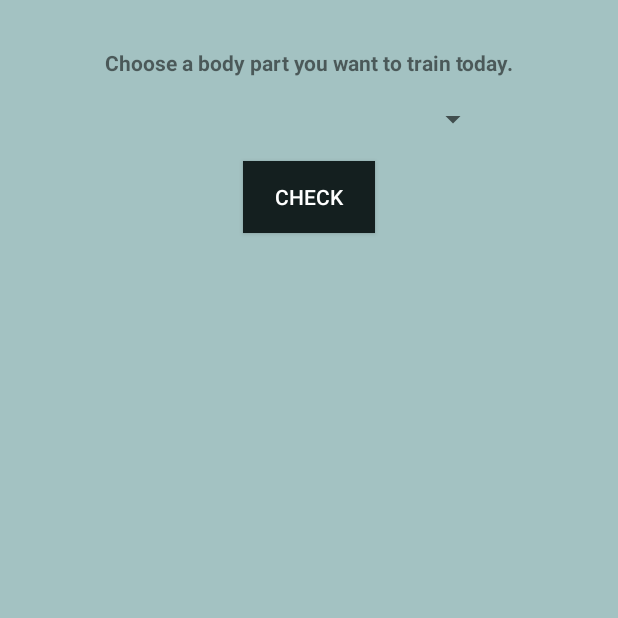
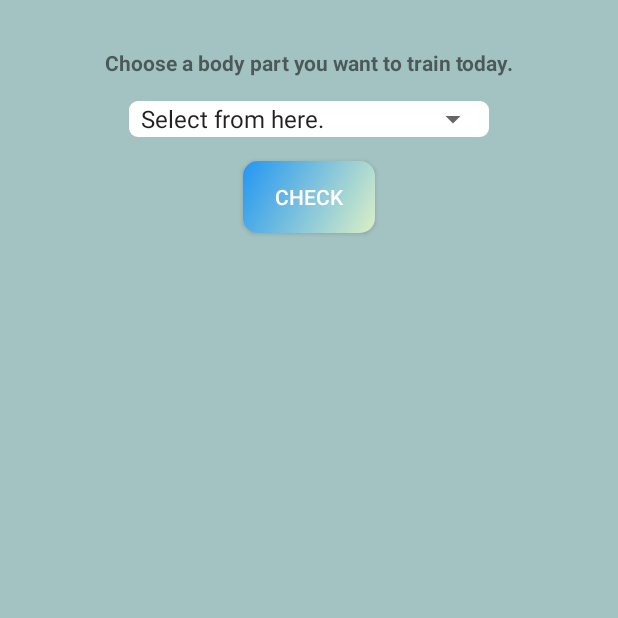
Before and after one commit to dnikki/WorkoutAdvisor, an Android app: the screen it shows after launch (MainActivity), after a tap on "CHECK", on a phone screen of 412 x 824 dp, the top half of it. Run offline under Robolectric (Android 15) with nearby library versions, the phone set to English and light mode, and no system bars.

Commit message:
Refactored the whole code base

```diff
--- a/app/src/main/java/com/example/workoutadvisor/MainActivity.java
+++ b/app/src/main/java/com/example/workoutadvisor/MainActivity.java
@@ -1,35 +1,68 @@
 package com.example.workoutadvisor;
-
-import androidx.appcompat.app.AppCompatActivity;
 
 import android.app.Activity;
 import android.os.Bundle;
+import android.util.Log;
 import android.view.View;
+import android.widget.AdapterView;
+import android.widget.ArrayAdapter;
+import android.widget.Button;
+import android.widget.ListView;
 import android.widget.Spinner;
 import android.widget.TextView;
+import android.widget.Toast;
 
 import java.util.List;
 
-public class MainActivity extends Activity {
+public class MainActivity extends Activity implements AdapterView.OnItemSelectedListener{
+
+    private ListView exerciseListView;
+    private Button checkBtn;
+    private Spinner spinner;
+
+    public String TAG = "mainActivity.BodyPart";
 
     @Override
     protected void onCreate(Bundle savedInstanceState) {
         super.onCreate(savedInstanceState);
         setContentView(R.layout.activity_main);
+
+        Init();
+        setUpTheSpinner();
+        spinner.setOnItemSelectedListener(this);
+
+        checkBtn.setOnClickListener(view -> {
+            Toast.makeText(this, spinner.getSelectedItem().toString(), Toast.LENGTH_SHORT).show();
+        });
     }
 
-    public void check(View view) {
-        Workoutlist w = new Workoutlist();
-        TextView workouts=(TextView)findViewById(R.id.textView);
-        Spinner spinner=(Spinner)findViewById(R.id.spinner);
-        String type=String.valueOf(spinner.getSelectedItem());
-        List<String> list = w.getworkouts(type);
-        StringBuilder s= new StringBuilder();
-        for(String work : list){
-            s.append(work).append('\n').append("...").append("\n");
-        }
-        s.append("Done for today");
-        workouts.setText(s);
+    private void setUpTheSpinner() {
+        // Adapter
+        ArrayAdapter<String> adapter = new ArrayAdapter(this, android.R.layout.simple_spinner_item,getResources().getStringArray(R.array.workout_types));
+        adapter.setDropDownViewResource(android.R.layout.simple_spinner_dropdown_item);
+        spinner.setAdapter(adapter);
+    }
 
+    private void Init() {
+        exerciseListView = findViewById(R.id.exercise_list_view);
+        checkBtn = findViewById(R.id.check_exercise_btn);
+        spinner = findViewById(R.id.spinner);
+    }
+
+
+    @Override
+    public void onItemSelected(AdapterView<?> parent, View view, int position, long id) {
+
+        String bodyPart = spinner.getSelectedItem().toString();
+        Log.i(TAG,bodyPart);
+
+        Workoutlist workoutList = new Workoutlist();
+        ArrayAdapter<String> workoutListAdapter = new ArrayAdapter<String>(this, android.R.layout.simple_list_item_1,workoutList.getworkouts(bodyPart));
+        exerciseListView.setAdapter(workoutListAdapter);
+    }
+
+    @Override
+    public void onNothingSelected(AdapterView<?> parent) {
+        Toast.makeText(this, "Nothing is selected till now.", Toast.LENGTH_SHORT).show();
     }
 }
--- a/app/src/main/java/com/example/workoutadvisor/Workoutlist.java
+++ b/app/src/main/java/com/example/workoutadvisor/Workoutlist.java
@@ -4,51 +4,52 @@ import java.util.ArrayList;
 import java.util.List;
 
 public class Workoutlist {
-    List<String> getworkouts(String workouttype){
-        List<String> list=new ArrayList<String>();
-        if(workouttype.equals("Chest")){
+    List<String> getworkouts(String workouttype) {
+        List<String> list = new ArrayList<>();
+        switch (workouttype) {
+            case "Chest":
                 list.add("Barbell Bench Press");
                 list.add("Pushups");
                 list.add("Dips");
                 list.add("Chest Press");
                 list.add("Cable Crossover");
-        }
-        else if(workouttype.equals("Shoulders")){
+                break;
+            case "Shoulders":
                 list.add("High Pull");
                 list.add("Trap Raise");
                 list.add("Front Raise");
                 list.add("Barbell Overhead Press");
                 list.add("Standing Dumbbell Fly");
-        }
-        else if(workouttype.equals("Abs")){
+                break;
+            case "Abs":
                 list.add("Plank");
                 list.add("Dead Bug");
                 list.add("Dumbbell side bend");
                 list.add("Barbell Back Squat");
                 list.add("Bird Dog");
-        }
-        else if(workouttype.equals("Biceps")){
+                break;
+            case "Biceps":
                 list.add("Dumbbell Curl");
                 list.add("Hammer Curl");
                 list.add("Preacher Curl");
                 list.add("Cable Bar Curl");
                 list.add("Cable Hammer Curl");
-        }
-        else if(workouttype.equals("Triceps")){
+                break;
+            case "Triceps":
                 list.add("Narrow Push-up");
                 list.add("Triceps Bow");
                 list.add("Forearm Triceps Extension");
                 list.add("Power Triceps Extension");
                 list.add("Bench Dip with Elevated Legs");
-        }
-        else if(workouttype.equals("Back")){
+                break;
+            case "Back":
                 list.add("Quadruped Dumbbell Row");
                 list.add("Lat Pulldown");
                 list.add("Wide Dumbbell Row");
                 list.add("Barbell Deadlift");
                 list.add("Reverse Fly");
-        }
-        else{
+                break;
+            default:
                 return list;
         }
         return list;
--- /dev/null
+++ b/app/src/main/res/drawable/circular_background_btn.xml
@@ -0,0 +1,9 @@
+<?xml version="1.0" encoding="utf-8"?>
+<shape xmlns:android="http://schemas.android.com/apk/res/android">
+
+    <corners android:radius="10dp"/>
+    <gradient
+        android:angle="315"
+        android:endColor="#DCEFC6"
+        android:startColor="#2196F3" />
+</shape>
--- /dev/null
+++ b/app/src/main/res/drawable/spinner_background.xml
@@ -0,0 +1,6 @@
+<?xml version="1.0" encoding="utf-8"?>
+<shape xmlns:android="http://schemas.android.com/apk/res/android"
+    android:shape="rectangle">
+    <corners android:radius="6dp" />
+    <solid android:color="@color/white" />
+</shape>
--- a/app/src/main/res/layout/activity_main.xml
+++ b/app/src/main/res/layout/activity_main.xml
@@ -16,26 +16,35 @@
         android:text="@string/select_one_from_below"
         android:textStyle="bold"/>
 
-    <Spinner
-        android:id="@+id/spinner"
-        android:layout_width="240dp"
+    <FrameLayout
+        android:id="@+id/spinnerLayout"
+        android:layout_width="wrap_content"
         android:layout_height="wrap_content"
+        android:layout_centerHorizontal="true"
         android:layout_below="@+id/heading_tv"
-        android:layout_centerHorizontal="true"
         android:layout_marginTop="16dp"
-        android:entries="@array/workout_types" />
+        android:background="@drawable/spinner_background">
+
+        <Spinner
+            android:id="@+id/spinner"
+            android:layout_width="240dp"
+            android:layout_height="wrap_content"
+            android:entries="@array/workout_types" />
+
+    </FrameLayout>
+
 
     <Button
         android:id="@+id/check_exercise_btn"
         android:layout_width="wrap_content"
         android:layout_height="wrap_content"
-        android:layout_below="@+id/spinner"
+        android:layout_below="@+id/spinnerLayout"
         android:onClick="check"
         android:text="@string/check_workouts"
         android:layout_centerHorizontal="true"
         android:layout_marginTop="16dp"
         android:textColor="@color/white"
-        android:background="#141f1f"/>
+        android:background="@drawable/circular_background_btn"/>
 
     <ListView
         android:id="@+id/exercise_list_view"
--- a/app/src/main/res/values/strings.xml
+++ b/app/src/main/res/values/strings.xml
@@ -4,7 +4,7 @@
     <string name="select_one_from_below">Choose a body part you want to train today.</string>
 
     <string-array name="workout_types">
-        <item></item>
+        <item>Select from here.</item>
         <item>Chest</item>
         <item>Shoulders</item>
         <item>Abs</item>
```
Lines whose indentation alone changed are shown as unchanged.
